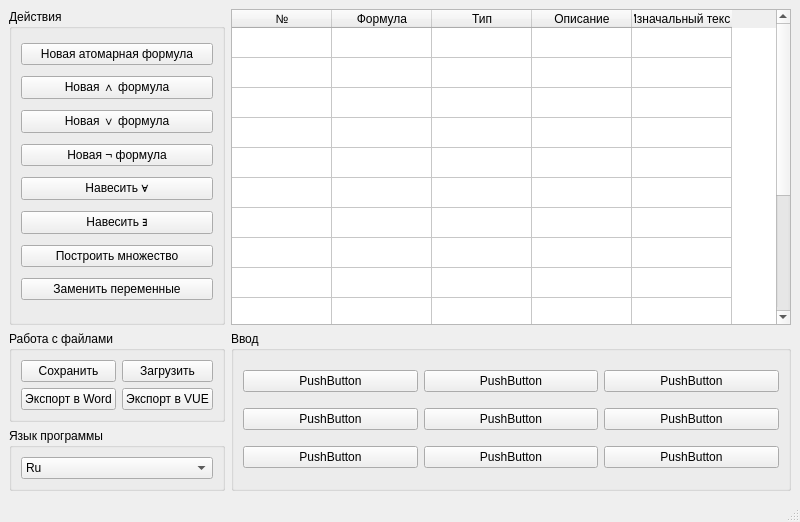
uiop123414/OPD_proj, file mainwindow_red.ui: the form before one commit.
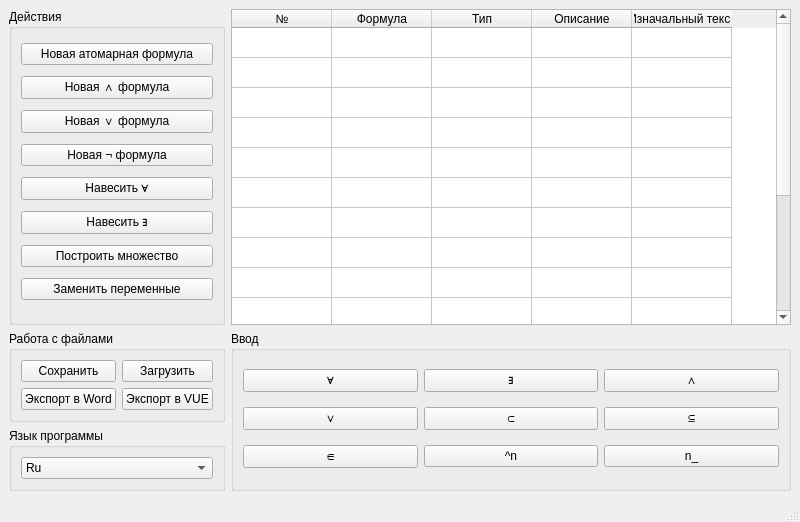
The form after the commit.

Diff of the .ui file:
```diff
--- a/mainwindow_red.ui
+++ b/mainwindow_red.ui
@@ -199,63 +199,63 @@
        <item row="1" column="1">
         <widget class="QPushButton" name="pushButton_13">
          <property name="text">
-          <string>PushButton</string>
+          <string>⊂</string>
          </property>
         </widget>
        </item>
        <item row="1" column="2">
         <widget class="QPushButton" name="pushButton_14">
          <property name="text">
-          <string>PushButton</string>
+          <string>⊆</string>
          </property>
         </widget>
        </item>
        <item row="0" column="0">
         <widget class="QPushButton" name="pushButton_11">
          <property name="text">
-          <string>PushButton</string>
+          <string>∀</string>
          </property>
         </widget>
        </item>
        <item row="1" column="0">
         <widget class="QPushButton" name="pushButton_12">
          <property name="text">
-          <string>PushButton</string>
+          <string>∨</string>
          </property>
         </widget>
        </item>
        <item row="0" column="2">
         <widget class="QPushButton" name="pushButton_10">
          <property name="text">
-          <string>PushButton</string>
+          <string>∧</string>
          </property>
         </widget>
        </item>
        <item row="0" column="1">
         <widget class="QPushButton" name="pushButton_9">
          <property name="text">
-          <string>PushButton</string>
+          <string>∃</string>
          </property>
         </widget>
        </item>
        <item row="2" column="0">
         <widget class="QPushButton" name="pushButton_15">
          <property name="text">
-          <string>PushButton</string>
+          <string>∈</string>
          </property>
         </widget>
        </item>
        <item row="2" column="1">
         <widget class="QPushButton" name="pushButton_16">
          <property name="text">
-          <string>PushButton</string>
+          <string>^n</string>
          </property>
         </widget>
        </item>
        <item row="2" column="2">
         <widget class="QPushButton" name="pushButton_17">
          <property name="text">
-          <string>PushButton</string>
+          <string>n_</string>
          </property>
         </widget>
        </item>
```
